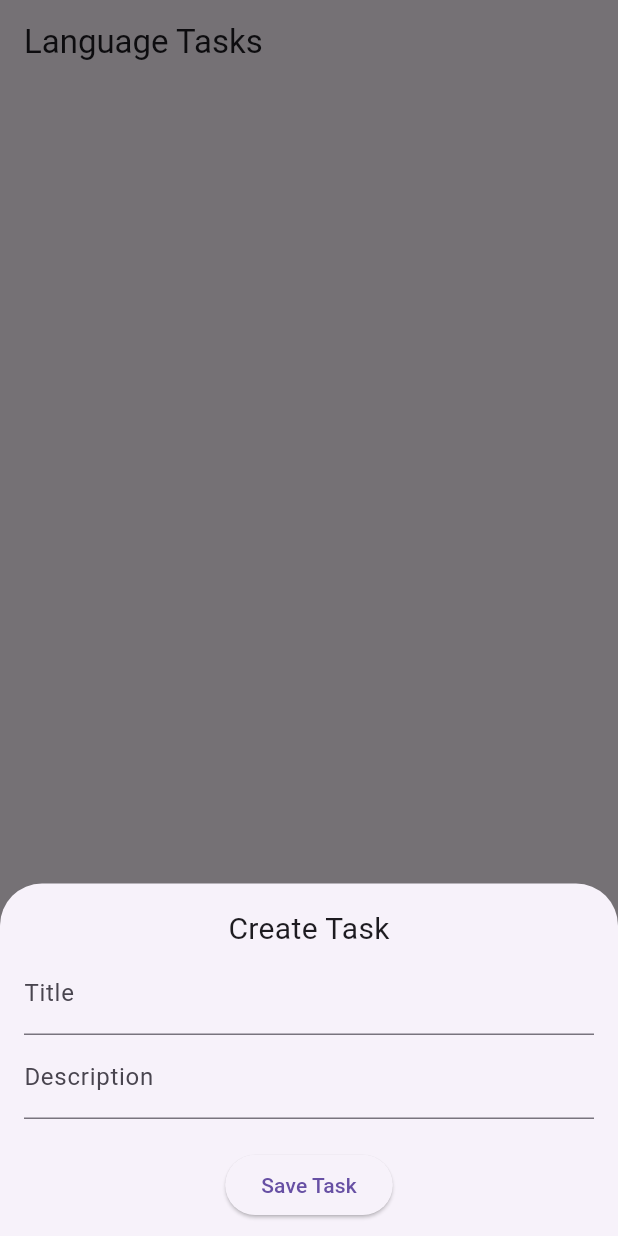
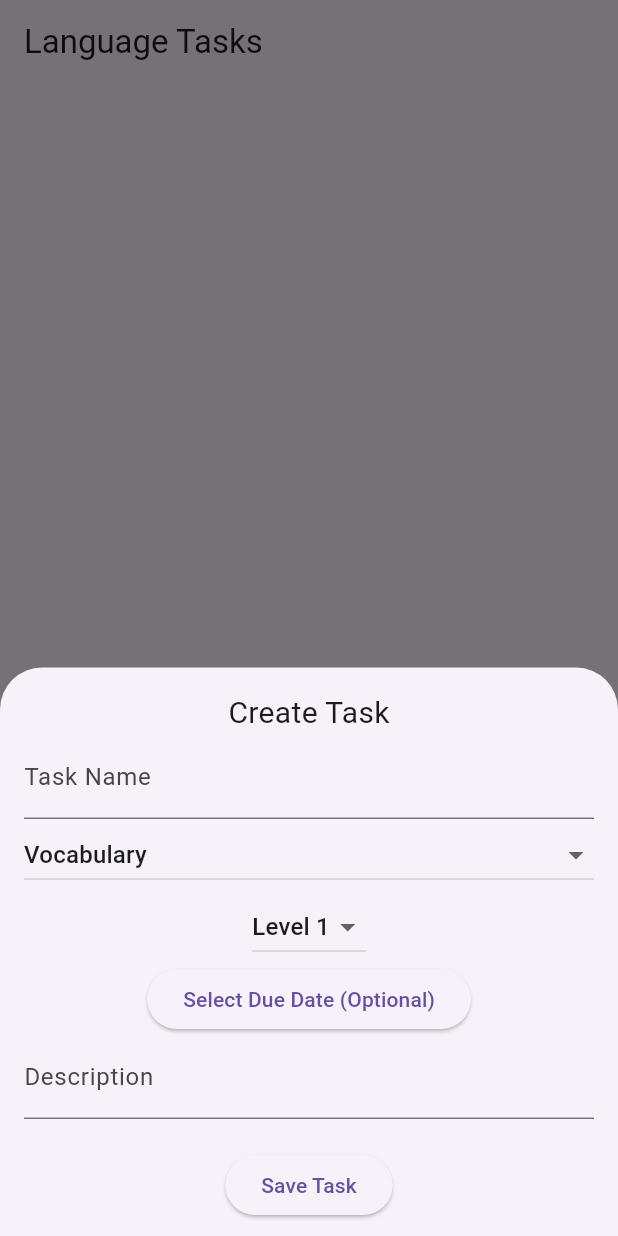
Before and after one commit to AinzOolGown/languagetracker, a Flutter app: the screen it shows after launch, after a tap on the "add" icon, on a phone screen of 412 x 824 dp. Run offline on Flutter 3.47's test engine with Material 3 defaults, Android fonts, the phone set to English and light mode, and no system bars; our stand-ins replace sqflite; accounts and stored records are empty.

Commit message:
added buttons and fields for new task data options to the form

```diff
--- a/duoproject/lib/screens/task_screen.dart
+++ b/duoproject/lib/screens/task_screen.dart
@@ -1,3 +1,4 @@
+import 'package:duoproject/constants/task_constants.dart';
 import 'package:flutter/material.dart';
 import '../database/database_helper.dart';
 import '../models/task.dart';
@@ -13,11 +14,17 @@ class _TaskScreenState extends State<TaskScreen> {
   final titleController = TextEditingController();
   final descriptionController = TextEditingController();
 
+  String selectedType = taskTypes[0];
+  int difficulty = 1;
+  DateTime? selectedDate;
+
   Future saveTask() async {
 
     final task = Task(
-      title: titleController.text,
-      description: descriptionController.text,
+      name: titleController.text,
+      comments: descriptionController.text,
+      type: selectedType,
+      difficulty: difficulty,
       completed: false,
     );
 
@@ -47,7 +54,61 @@ class _TaskScreenState extends State<TaskScreen> {
           TextField(
             controller: titleController,
             decoration: const InputDecoration(
-              labelText: "Title",
+              labelText: "Task Name",
+            ),
+          ),
+
+          DropdownButton<String>(
+            value: selectedType,
+            isExpanded: true,
+            items: taskTypes.map((type) {
+              return DropdownMenuItem(
+                value: type,
+                child: Text(type),
+              );
+            }).toList(),
+            onChanged: (value) {
+              setState(() {
+                selectedType = value!;
+                descriptionController.text = defaultComments[value]!;
+              });
+            },
+          ),
+
+          DropdownButton<int>(
+            value: difficulty,
+            items: [1, 2, 3, 4].map((level) {
+              return DropdownMenuItem(
+                value: level,
+                child: Text("Level $level"),
+              );
+            }).toList(),
+            onChanged: (value) {
+              setState(() {
+                difficulty = value!;
+              });
+            },
+          ),
+
+          ElevatedButton(
+            onPressed: () async {
+              final picked = await showDatePicker(
+                context: context,
+                initialDate: DateTime.now(),
+                firstDate: DateTime(2020),
+                lastDate: DateTime(2100),
+              );
+
+              if (picked != null) {
+                setState(() {
+                  selectedDate = picked;
+                });
+              }
+            },
+            child: Text(
+              selectedDate == null
+                ? "Select Due Date (Optional)"
+                : selectedDate.toString().split(' ')[0],
             ),
           ),
 
```
